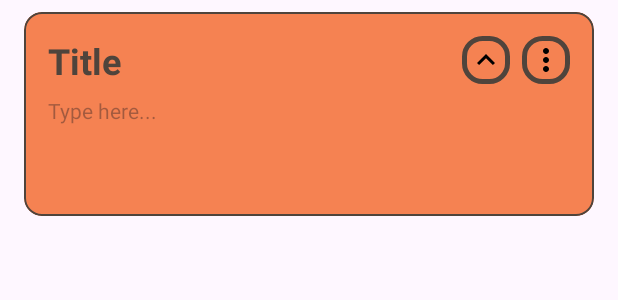
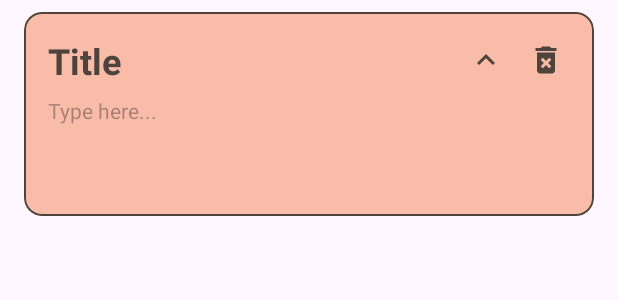
Before and after one commit to Juuuriii/Zest, an Android app: the layout journal_item.xml on its own in the app's theme, with its tools: preview values and no code run, on a phone screen of 412 x 824 dp. Shown: the top 300 px of the screen. Run offline under Robolectric (Android 15) with nearby library versions, the phone set to English and light mode, and no system bars; Roboto replaces fonts that are not available here.

Commit message:
Do 17.06.2024 (Able to Delete Entries)

```diff
--- /dev/null
+++ b/app/src/main/res/drawable/baseline_delete_forever_24.xml
@@ -0,0 +1,5 @@
+<vector xmlns:android="http://schemas.android.com/apk/res/android" android:height="24dp" android:tint="#000000" android:viewportHeight="24" android:viewportWidth="24" android:width="24dp">
+
+    <path android:fillColor="@android:color/white" android:pathData="M6,19c0,1.1 0.9,2 2,2h8c1.1,0 2,-0.9 2,-2L18,7L6,7v12zM8.46,11.88l1.41,-1.41L12,12.59l2.12,-2.12 1.41,1.41L13.41,14l2.12,2.12 -1.41,1.41L12,15.41l-2.12,2.12 -1.41,-1.41L10.59,14l-2.13,-2.12zM15.5,4l-1,-1h-5l-1,1L5,4v2h14L19,4z"/>
+
+</vector>
--- a/app/src/main/res/layout/fragment_entry_edit.xml
+++ b/app/src/main/res/layout/fragment_entry_add.xml
@@ -5,7 +5,7 @@
     android:layout_width="match_parent"
     android:layout_height="match_parent"
     android:background="@color/primary_Alabaster"
-    tools:context=".ui.EntryEditFragment">
+    tools:context=".ui.EntryAddFragment">
 
     <LinearLayout
         android:id="@+id/linearLayout2"
@@ -71,5 +71,7 @@
         app:layout_constraintBottom_toBottomOf="parent"
         app:layout_constraintEnd_toEndOf="parent"
         app:layout_constraintStart_toStartOf="parent"
-        app:layout_constraintTop_toBottomOf="@+id/etTitle" />
+        app:layout_constraintTop_toBottomOf="@+id/etTitle"
+        />
+
 </androidx.constraintlayout.widget.ConstraintLayout>
--- a/app/src/main/res/layout/journal_item.xml
+++ b/app/src/main/res/layout/journal_item.xml
@@ -7,7 +7,7 @@
     android:layout_marginHorizontal="16dp"
     android:layout_marginVertical="8dp"
 
-    android:backgroundTint="@color/primary_coral"
+    android:backgroundTint="#80F58252"
     app:strokeColor="@color/primary_taupe"
 
     >
@@ -38,19 +38,21 @@
                 style="@style/zest_long_button_style"/>
 
             <ImageButton
-                android:id="@+id/imageButton3"
+                android:id="@+id/ibCollapse"
                 android:layout_width="32dp"
                 android:layout_height="32dp"
-                android:background="@drawable/edit_text_border"
+                android:background="#00FFFFFF"
+                app:tint="@color/primary_taupe"
                 app:srcCompat="@drawable/baseline_keyboard_arrow_up_24" />
 
             <ImageButton
-                android:id="@+id/imageButton4"
+                android:id="@+id/ibDelete"
                 android:layout_width="32dp"
                 android:layout_height="32dp"
                 android:layout_marginStart="8dp"
-                android:background="@drawable/edit_text_border"
-                app:srcCompat="@drawable/baseline_more_vert_24" />
+                android:background="#00FFFFFF"
+                app:srcCompat="@drawable/baseline_delete_forever_24"
+                app:tint="@color/primary_taupe" />
 
 
         </LinearLayout>
@@ -69,10 +71,12 @@
         <androidx.recyclerview.widget.RecyclerView
             android:id="@+id/rvTags"
             android:layout_marginTop="8dp"
-            android:layout_width="match_parent"
+            android:layout_width="wrap_content"
             android:layout_height="match_parent"
             app:layoutManager="androidx.recyclerview.widget.GridLayoutManager"
-            app:spanCount="3"/>
+            app:spanCount="3"
+            tools:itemCount="3"
+            tools:listitem="@layout/tag_item"/>
 
 
 
--- a/app/src/main/res/navigation/nav_graph.xml
+++ b/app/src/main/res/navigation/nav_graph.xml
@@ -42,7 +42,7 @@
         tools:layout="@layout/fragment_calender" />
     <fragment
         android:id="@+id/entryEditFragment"
-        android:name="com.example.zest.ui.EntryEditFragment"
+        android:name="com.example.zest.ui.EntryAddFragment"
         android:label="fragment_entry_edit"
-        tools:layout="@layout/fragment_entry_edit" />
+        tools:layout="@layout/fragment_entry_add" />
 </navigation>
--- a/app/src/main/res/values/strings.xml
+++ b/app/src/main/res/values/strings.xml
@@ -31,4 +31,5 @@
     <string name="motivating_quotes">Motivating Quotes:</string>
     <string name="entry">Entry</string>
     <string name="no_entries_on_this_day">No Entries on this Day</string>
+    <string name="tag">Tag</string>
 </resources>
```
Also changed, not shown: app/src/main/java/com/example/zest/FirebaseViewModel.kt (+31 -3 lines), app/src/main/java/com/example/zest/data/adapter/JournalEntryAdapter.kt (+11 -1 lines), app/src/main/java/com/example/zest/data/adapter/TagAdapter.kt (added, +30 -0 lines), app/src/main/java/com/example/zest/data/model/Day.kt (deleted, +0 -13 lines), app/src/main/java/com/example/zest/data/model/Entry.kt (+7 -4 lines), app/src/main/java/com/example/zest/ui/EntryAddFragment.kt (renamed from app/src/main/java/com/example/zest/ui/EntryEditFragment.kt, +4 -8 lines), app/src/main/java/com/example/zest/ui/JournalFragment.kt (+3 -7 lines), app/src/main/res/layout/tag_item.xml (added, +16 -0 lines).
